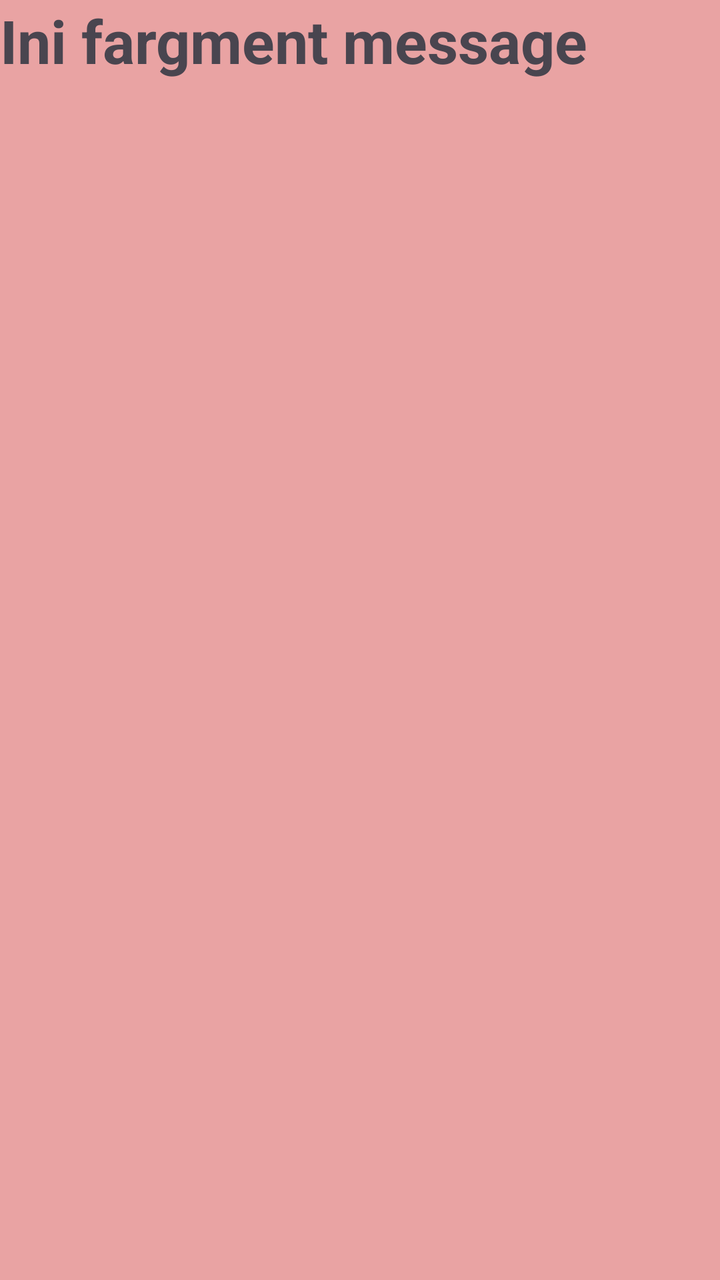
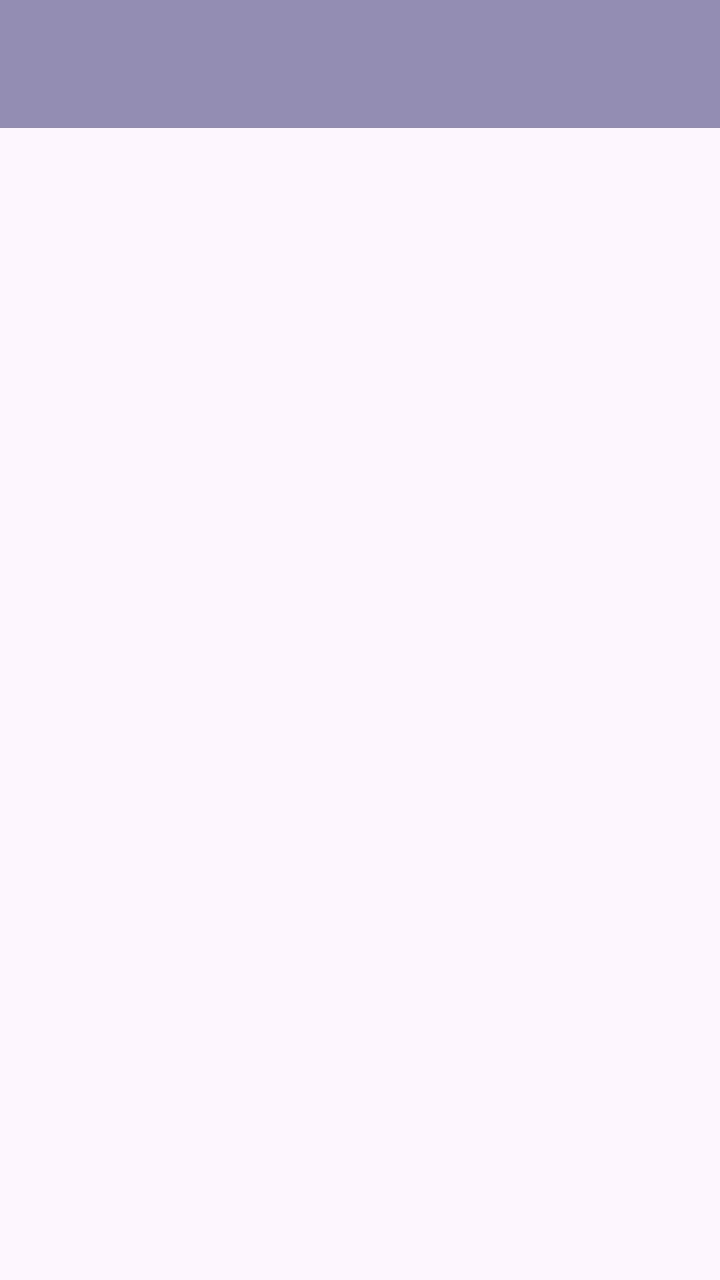

The first picture is an Android layout as it rendered before a commit; the second is the same layout after the commit. The layout source and the unified diff follow.
<!-- AndroidManifest.xml: application theme Theme.BengApps -->
<!-- res/layout/fragment_message.xml -->
<?xml version="1.0" encoding="utf-8"?>
<FrameLayout xmlns:android="http://schemas.android.com/apk/res/android"
    xmlns:tools="http://schemas.android.com/tools"
    android:layout_width="match_parent"
    android:layout_height="match_parent"
    android:background="@color/bg"
    tools:context=".Message.MessageFragment">

    
    <TextView
        android:layout_width="match_parent"
        android:layout_height="match_parent"
        android:textSize="30sp"
        android:textStyle="bold"
        android:text="Ini fargment message" />

</FrameLayout>
<!-- resources referenced by this layout -->
<resources>
  <color name="bg">#E9A3A3</color>
  <style name="Theme.BengApps" parent="Base.Theme.BengApps" />
  <style name="Base.Theme.BengApps" parent="Theme.Material3.DayNight.NoActionBar">
          
          
      </style>
</resources>

<!-- the commit's change to res/layout/fragment_message.xml (unified diff, before → after) -->
@@ -1,17 +1,29 @@
 <?xml version="1.0" encoding="utf-8"?>
-<FrameLayout xmlns:android="http://schemas.android.com/apk/res/android"
+<androidx.constraintlayout.widget.ConstraintLayout xmlns:android="http://schemas.android.com/apk/res/android"
+    xmlns:app="http://schemas.android.com/apk/res-auto"
     xmlns:tools="http://schemas.android.com/tools"
     android:layout_width="match_parent"
     android:layout_height="match_parent"
-    android:background="@color/bg"
     tools:context=".Message.MessageFragment">
 
-    
-    <TextView
+    <androidx.appcompat.widget.Toolbar
+        android:id="@+id/toolbar"
         android:layout_width="match_parent"
-        android:layout_height="match_parent"
-        android:textSize="30sp"
-        android:textStyle="bold"
-        android:text="Ini fargment message" />
+        android:layout_height="?attr/actionBarSize"
+        android:background="@color/material_dynamic_tertiary60"
+        app:layout_constraintEnd_toEndOf="parent"
+        app:layout_constraintStart_toStartOf="parent"
+        app:layout_constraintTop_toTopOf="parent"
+        app:subtitleTextColor="@android:color/white"
+        app:titleTextColor="@android:color/white" />
 
-</FrameLayout>
+    <ListView
+        android:id="@+id/listMessageItems"
+        android:layout_width="0dp"
+        android:layout_height="0dp"
+        app:layout_constraintBottom_toBottomOf="parent"
+        app:layout_constraintEnd_toEndOf="parent"
+        app:layout_constraintStart_toStartOf="parent"
+        app:layout_constraintTop_toBottomOf="@id/toolbar" />
+
+</androidx.constraintlayout.widget.ConstraintLayout>
<!-- resource entries referenced after the edit -->
@@ -1,6 +1,5 @@
 <!-- resources referenced by this layout -->
 <resources>
-  <color name="bg">#E9A3A3</color>
   <style name="Theme.BengApps" parent="Base.Theme.BengApps" />
   <style name="Base.Theme.BengApps" parent="Theme.Material3.DayNight.NoActionBar">
           
